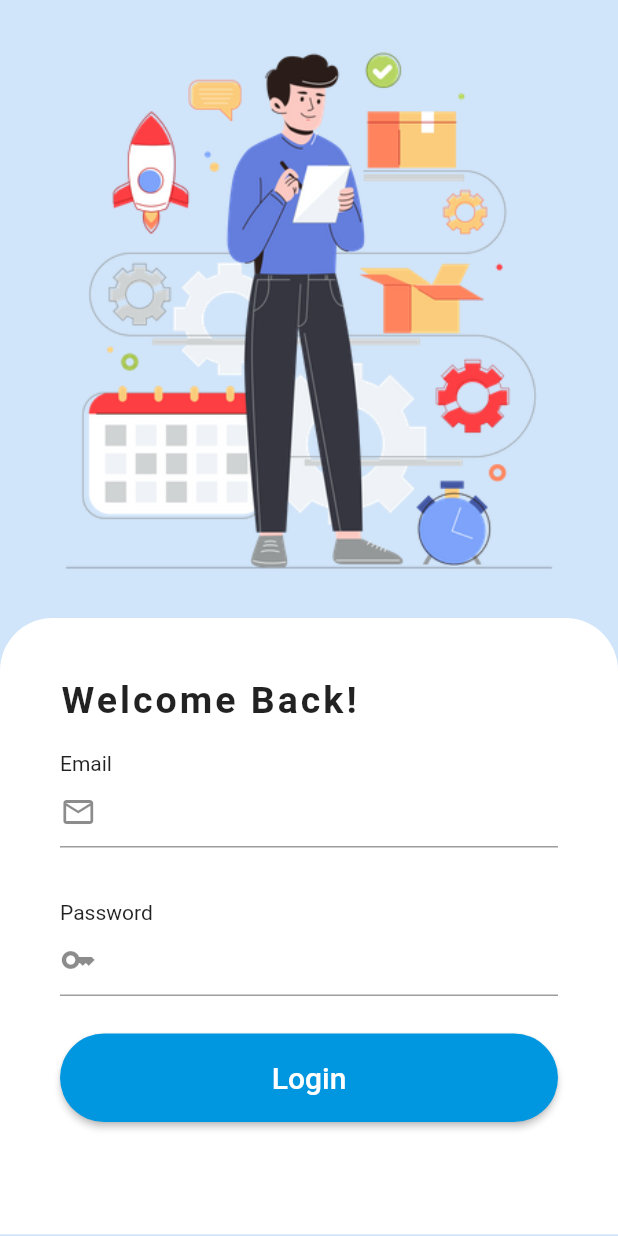
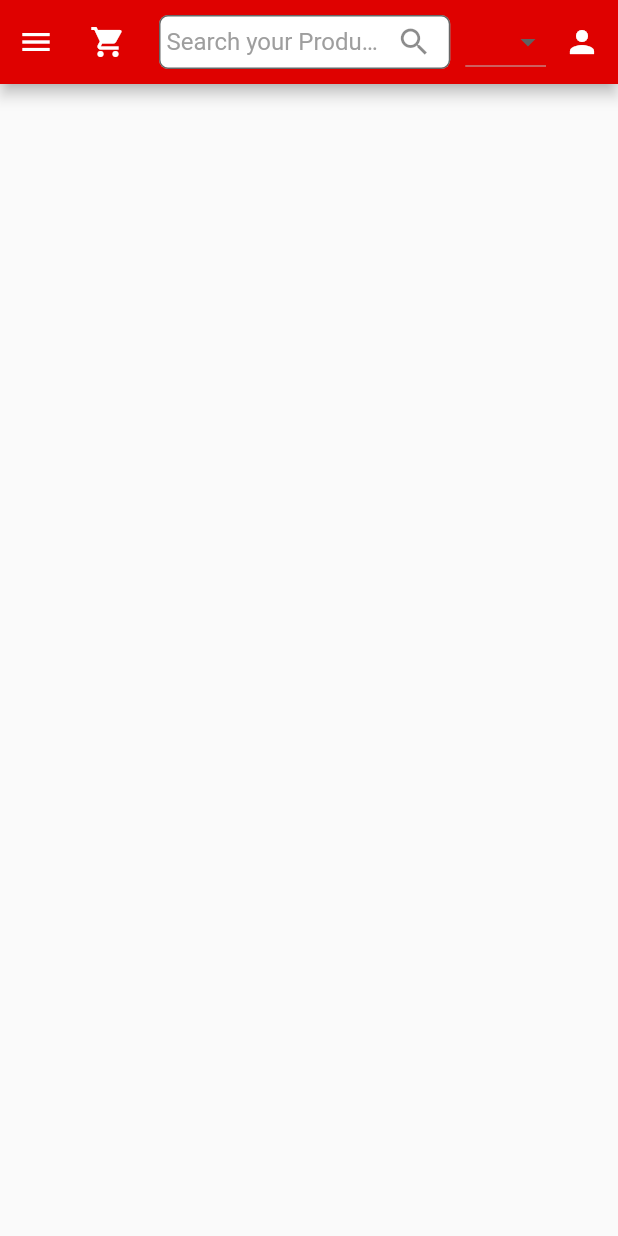
Before and after one commit to SouravBarman001/flutter-ecommerce-project, a Flutter app: the screen it shows after launch, after a tap on "Login", on a phone screen of 412 x 824 dp. Run offline on Flutter 3.47's test engine with Material 2 defaults, Android fonts, the phone set to English and light mode, and no system bars.

Commit message:
navbar added with menubar,carticon,searchbar,language selection and profile icon

```diff
--- a/lib/main.dart
+++ b/lib/main.dart
@@ -1,6 +1,6 @@
 import 'package:flutter/material.dart';
 
-import 'auth/login_page.dart';
+import 'pages/auth/login_page.dart';
 
 void main() {
   runApp(const MyApp());
--- a/lib/auth/login_page.dart
+++ b/lib/pages/auth/login_page.dart
@@ -1,6 +1,6 @@
 import 'package:flutter/material.dart';
 
-import '../../widgets/login_page_content.dart';
+import '../../../widgets/login_page_content.dart';
 
 class LoginPage extends StatefulWidget {
   const LoginPage({super.key});
--- /dev/null
+++ b/lib/pages/general/home_page.dart
@@ -0,0 +1,47 @@
+import 'package:flutter/material.dart';
+
+import '../../widgets/appbar_action_widgets.dart';
+
+class HomePage extends StatefulWidget {
+  const HomePage({super.key});
+
+  @override
+  State<HomePage> createState() => _HomePageState();
+}
+
+class _HomePageState extends State<HomePage> {
+  final FocusNode _focusNode = FocusNode();
+
+  @override
+  void dispose() {
+    _focusNode.dispose(); // Dispose the focus node to avoid memory leaks
+    super.dispose();
+  }
+  void _unfocusKeyboard() {
+    _focusNode.unfocus();
+  }
+
+    @override
+  Widget build(BuildContext context) {
+    return MaterialApp(
+      debugShowCheckedModeBanner: false,
+      home: GestureDetector(
+        onTap:()=> _unfocusKeyboard(),
+        child: Scaffold(
+          appBar: AppBar(
+            backgroundColor: const Color(0xffdf0100),
+            actions: const [
+              AppBarActionWidgets(),
+            ],
+
+          ),
+          body:  const Column(
+            children: [
+
+            ],
+          ),
+        ),
+      ),
+    );
+  }
+}
--- /dev/null
+++ b/lib/widgets/appbar_action_widgets.dart
@@ -0,0 +1,77 @@
+import 'package:flutter/material.dart';
+
+class AppBarActionWidgets extends StatefulWidget {
+  const AppBarActionWidgets({super.key});
+
+  @override
+  State<AppBarActionWidgets> createState() => _AppBarActionWidgetsState();
+}
+
+class _AppBarActionWidgetsState extends State<AppBarActionWidgets> {
+  String? selectedOption;
+
+  @override
+  Widget build(BuildContext context) {
+    return   Expanded(
+      child: Row(
+        children: [
+          IconButton(onPressed: (){}, icon: const Icon(Icons.menu),),
+          IconButton(
+            icon: const Icon(Icons.shopping_cart),
+            onPressed: () {
+              // Perform cart action
+            },
+          ),
+          Expanded(
+            child: Padding(
+              padding: const EdgeInsets.symmetric(horizontal: 10,vertical: 10),
+              // width: 20,
+              child: TextField(
+                decoration: InputDecoration(
+                  contentPadding: const EdgeInsets.only(top:5,left: 5),
+                  suffixIcon: const Icon(Icons.search),
+                  filled: true,
+                  fillColor: Colors.white,
+                  hintText: 'Search your Products',
+                  hintStyle: const TextStyle(
+                      color: Colors.grey
+                  ),
+                  border: OutlineInputBorder(
+                    borderRadius: BorderRadius.circular(6.0),
+                  ),
+                ),
+              ),
+            ),
+          ),
+          DropdownButton<String>(
+            focusColor: Colors.black,
+            dropdownColor: Colors.red,
+            menuMaxHeight:90.0,
+            value: selectedOption,
+            onChanged: (String? newValue) {
+              setState(() {
+                selectedOption = newValue;
+              });
+            },
+            items: const <DropdownMenuItem<String>>[
+              DropdownMenuItem<String>(
+                value: 'Option 1',
+                child: Text('BAN',style: TextStyle(color: Colors.white,fontSize: 15),),
+              ),
+              DropdownMenuItem<String>(
+                value: 'Option 2',
+                child: Text('ENG',style: TextStyle(color: Colors.white,fontSize: 15)),
+              ),
+            ],
+          ),
+          IconButton(
+            icon: const Icon(Icons.person),
+            onPressed: () {
+              // Perform person action
+            },
+          ),
+        ],
+      ),
+    );
+  }
+}
--- a/lib/widgets/login_page_content.dart
+++ b/lib/widgets/login_page_content.dart
@@ -1,4 +1,6 @@
 import 'package:flutter/material.dart';
+
+import '../pages/general/home_page.dart';
 
 
 class LoginPageContent extends StatefulWidget {
@@ -97,7 +99,7 @@ class _LoginPageContentState extends State<LoginPageContent> {
             Expanded(
               child: ElevatedButton(
                 onPressed: (){
-               //   Navigator.push(context, MaterialPageRoute(builder: (context)=>const HomePageProduct()));
+                 Navigator.push(context, MaterialPageRoute(builder: (context)=>const HomePage()));
                 },
                 style: ElevatedButton.styleFrom(
 
```
